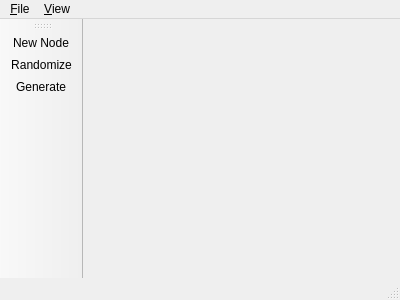
The window that visigoth/mainwindow.ui (scvalex/visigoth) describes before a commit, drawn with Qt 5.
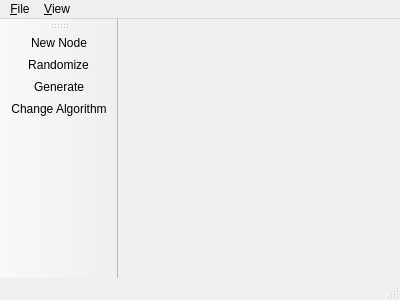
The same window after the commit.

Commit message: Toolbar actions added

The edit to the form file:
```diff
--- a/visigoth/mainwindow.ui
+++ b/visigoth/mainwindow.ui
@@ -55,6 +55,7 @@
    <addaction name="newNodeAct"/>
    <addaction name="randomizeAct"/>
    <addaction name="generateAct"/>
+   <addaction name="ChangeAlgorithmAct"/>
   </widget>
   <action name="exportToAct">
    <property name="text">
@@ -99,6 +100,14 @@
     <string>Generate a new graph</string>
    </property>
   </action>
+  <action name="ChangeAlgorithmAct">
+   <property name="text">
+    <string>Change Algorithm</string>
+   </property>
+   <property name="toolTip">
+    <string>change the current algorithm with another one</string>
+   </property>
+  </action>
  </widget>
  <layoutdefault spacing="6" margin="11"/>
  <resources/>
```
Left out of the diff: 2 changed lines with no effect on the pictures. The commit also changes 6 other files.
